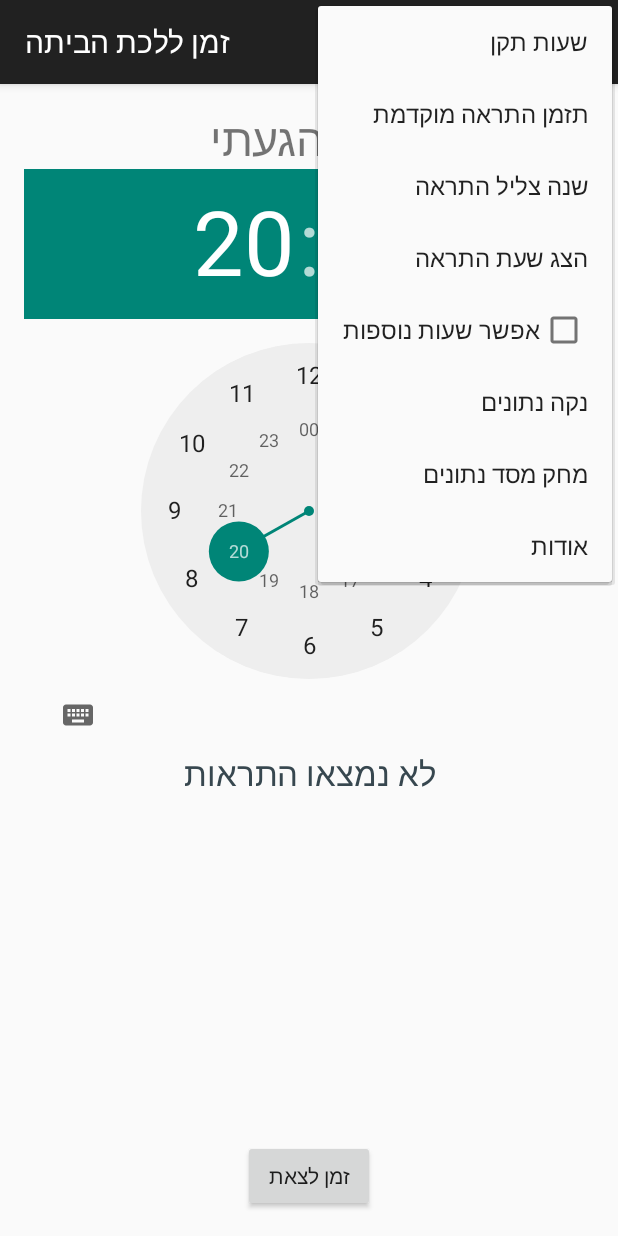
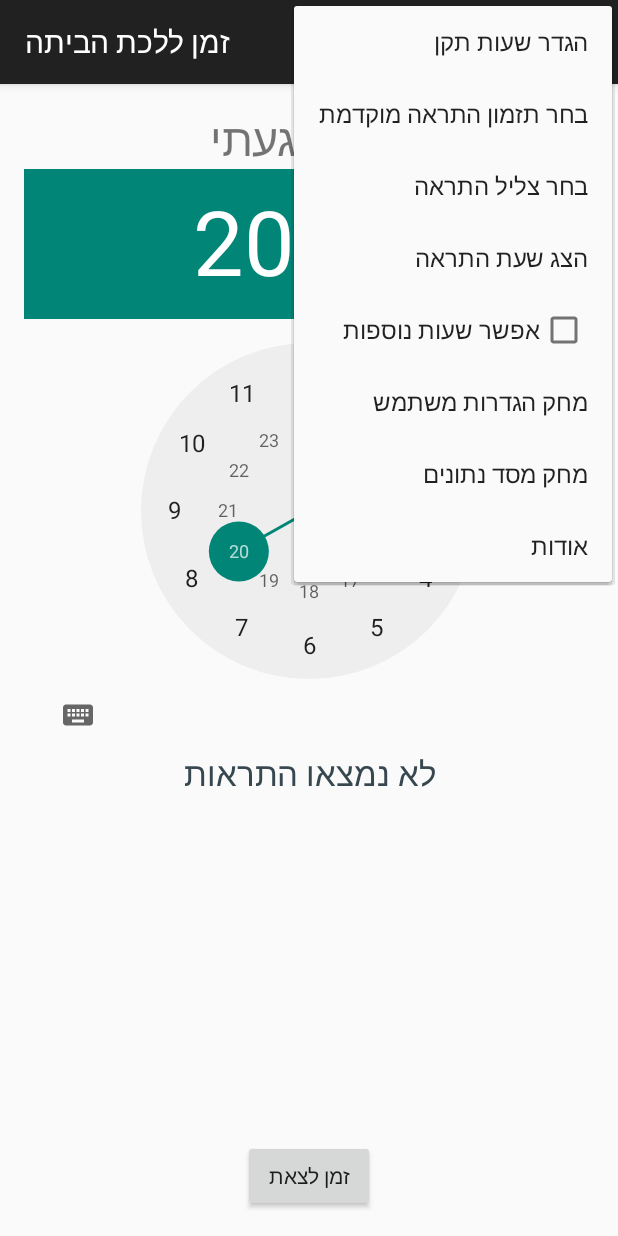
Before and after one commit to KrikovItzik/GoHome-Shared, an Android app: the MainActivity screen opened directly, with no data from a screen before it, with the options menu open, on a phone screen of 412 x 824 dp. Run offline under Robolectric (Android 15) with nearby library versions, the phone set to English and light mode, and no system bars.

Commit message:
Some Fixes

```diff
--- a/app/src/main/res/menu/menu_main.xml
+++ b/app/src/main/res/menu/menu_main.xml
@@ -1,12 +1,12 @@
 <menu xmlns:android="http://schemas.android.com/apk/res/android"
     xmlns:app="http://schemas.android.com/apk/res-auto"
     xmlns:tools="http://schemas.android.com/tools" tools:context=".MainActivity">
-    <item android:id="@+id/tekentime" android:title="שעות תקן" />
-    <item android:id="@+id/RemindMeIn" android:title="תזמן התראה מוקדמת"/>
-    <item android:id="@+id/NotificationSound" android:title="שנה צליל התראה" />
-    <item android:id="@+id/ShowWhenAlert" android:title="הצג שעת התראה"/>
-    <item android:id="@+id/ExtraTime" android:checkable="true" android:title="אפשר שעות נוספות" />
-    <item android:id="@+id/DeleteAllDB" android:title="נקה נתונים"/>
-    <item android:id="@+id/DBreCreate" android:title="מחק מסד נתונים"/>
+    <item android:id="@+id/tekentime" android:title="@string/Set_teken_time"/>
+    <item android:id="@+id/RemindMeIn" android:title="@string/Set_pre_alarm"/>
+    <item android:id="@+id/NotificationSound" android:title="@string/select_alarm_ringtone"/>
+    <item android:id="@+id/ShowWhenAlert" android:title="@string/show_alert_time"/>
+    <item android:id="@+id/ExtraTime" android:checkable="true" android:title="@string/allow_extra_hours"/>
+    <item android:id="@+id/DeleteAllDB" android:title="@string/delete_all_data"/>
+    <item android:id="@+id/DBreCreate" android:title="@string/delete_db_file"/>
     <item android:id="@+id/action_about" android:title="@string/action_about"  android:orderInCategory="100" app:showAsAction="never" />
 </menu>
--- a/app/src/main/res/values/strings.xml
+++ b/app/src/main/res/values/strings.xml
@@ -3,4 +3,28 @@
     <string name="appwidget_text">EXAMPLE</string>
     <string name="configure">Configure</string>
     <string name="add_widget">Add widget</string>
+    <string name="alert_not_found">לא נמצאו התראות</string>
+    <string name="time_finished_teken">שעת סיום תקן</string>
+    <string name="alarm_will_show_in">התראה תופיעה בשעה שנקבעה</string>
+    <string name="set_time_teken">אנא בחר/י שעות תקן יומי</string>
+    <string name="data_saved">הנתונים נשמרו במערכת</string>
+    <string name="data_not_saved">השינוי בוטל</string>
+    <string name="about">אודות</string>
+    <string name="Close">סגור</string>
+    <string name="Prepare_extra_hours">תכנון שעות נוספות להיום?</string>
+    <string name="Confirm">אישור</string>
+    <string name="Select_Pre_Alarm">בחר התראה מוקדמת בין 0"-"30 דקות</string>
+    <string name="pre_alarm">התראה ראשונה </string>
+    <string name="minutes_before_alarm"> דקות לפני סיום שעות התקן </string>
+    <string name="select_alarm_ringtone">בחר צליל התראה</string>
+    <string name="alarm_ringtone_saved">צליל התראה נשמר</string>
+    <string name="all_personal_information_deleted">כל המידע וההגדרות נחמקו</string>
+    <string name="alarm_was_set_to">התראה נקבעה לשעה: </string>
+    <string name="Set_teken_time">הגדר שעות תקן</string>
+    <string name="Set_pre_alarm">בחר תזמון התראה מוקדמת</string>
+    <string name="show_alert_time">הצג שעת התראה</string>
+    <string name="allow_extra_hours">אפשר שעות נוספות</string>
+    <string name="delete_all_data">מחק הגדרות משתמש</string>
+    <string name="delete_db_file">מחק מסד נתונים</string>
+    <string name="Minutes">דקות</string>
 </resources>
```
Also changed, not shown: app/build.gradle (+9 -2 lines), app/src/main/java/krikov/gohome2/DBHandler.java (+11 -23 lines), app/src/main/java/krikov/gohome2/MainActivity.java (+27 -32 lines), 1 other file.
